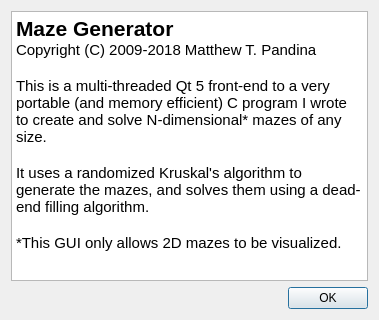
This is about.ui in artcfox/maze-generator as Qt 5 draws it before an edit. The edited form follows.
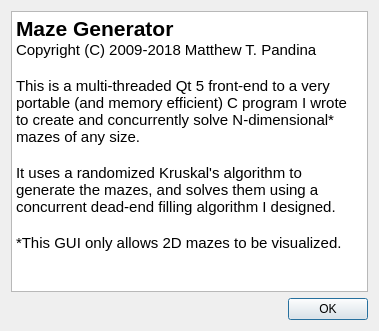
This is the edited form.

Commit message: Modify maze solving algorithm to run concurrently across multiple cores

Patch:
```diff
--- a/about.ui
+++ b/about.ui
@@ -7,7 +7,7 @@
     <x>0</x>
     <y>0</y>
     <width>379</width>
-    <height>320</height>
+    <height>331</height>
    </rect>
   </property>
   <property name="windowTitle">
@@ -24,9 +24,9 @@
 &lt;p style=&quot; margin-top:0px; margin-bottom:0px; margin-left:0px; margin-right:0px; -qt-block-indent:0; text-indent:0px;&quot;&gt;&lt;span style=&quot; font-size:16pt; font-weight:600;&quot;&gt;Maze Generator&lt;/span&gt;&lt;/p&gt;
 &lt;p style=&quot; margin-top:0px; margin-bottom:0px; margin-left:0px; margin-right:0px; -qt-block-indent:0; text-indent:0px;&quot;&gt;Copyright (C) 2009-2018 Matthew T. Pandina&lt;/p&gt;
 &lt;p style=&quot;-qt-paragraph-type:empty; margin-top:0px; margin-bottom:0px; margin-left:0px; margin-right:0px; -qt-block-indent:0; text-indent:0px;&quot;&gt;&lt;br /&gt;&lt;/p&gt;
-&lt;p style=&quot; margin-top:0px; margin-bottom:0px; margin-left:0px; margin-right:0px; -qt-block-indent:0; text-indent:0px;&quot;&gt;This is a multi-threaded Qt 5 front-end to a very portable (and memory efficient) C program I wrote to create and solve N-dimensional* mazes of any size.&lt;/p&gt;
+&lt;p style=&quot; margin-top:0px; margin-bottom:0px; margin-left:0px; margin-right:0px; -qt-block-indent:0; text-indent:0px;&quot;&gt;This is a multi-threaded Qt 5 front-end to a very portable (and memory efficient) C program I wrote to create and concurrently solve N-dimensional* mazes of any size.&lt;/p&gt;
 &lt;p style=&quot;-qt-paragraph-type:empty; margin-top:0px; margin-bottom:0px; margin-left:0px; margin-right:0px; -qt-block-indent:0; text-indent:0px;&quot;&gt;&lt;br /&gt;&lt;/p&gt;
-&lt;p style=&quot; margin-top:0px; margin-bottom:0px; margin-left:0px; margin-right:0px; -qt-block-indent:0; text-indent:0px;&quot;&gt;It uses a randomized Kruskal's algorithm to generate the mazes, and solves them using a dead-end filling algorithm.&lt;/p&gt;
+&lt;p style=&quot; margin-top:0px; margin-bottom:0px; margin-left:0px; margin-right:0px; -qt-block-indent:0; text-indent:0px;&quot;&gt;It uses a randomized Kruskal's algorithm to generate the mazes, and solves them using a concurrent dead-end filling algorithm I designed.&lt;/p&gt;
 &lt;p style=&quot;-qt-paragraph-type:empty; margin-top:0px; margin-bottom:0px; margin-left:0px; margin-right:0px; -qt-block-indent:0; text-indent:0px;&quot;&gt;&lt;br /&gt;&lt;/p&gt;
 &lt;p style=&quot; margin-top:0px; margin-bottom:0px; margin-left:0px; margin-right:0px; -qt-block-indent:0; text-indent:0px;&quot;&gt;*This GUI only allows 2D mazes to be visualized.&lt;/p&gt;&lt;/body&gt;&lt;/html&gt;</string>
      </property>
```
The commit also changes 5 other files.
